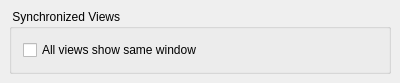
Qt form src/lay/lay/MainConfigPage2.ui (KLayout/klayout) before a commit.
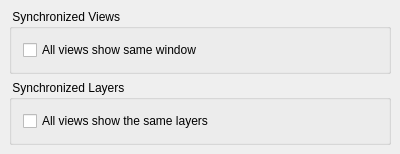
The same form after that commit.

Commit message: Expose synchronized layers in setup and manual

The edit to the form file:
```diff
--- a/src/lay/lay/MainConfigPage2.ui
+++ b/src/lay/lay/MainConfigPage2.ui
@@ -9,7 +9,7 @@
     <x>0</x>
     <y>0</y>
     <width>400</width>
-    <height>80</height>
+    <height>140</height>
    </rect>
   </property>
   <property name="windowTitle" >
@@ -44,6 +44,28 @@
      </layout>
     </widget>
    </item>
+   <item>
+    <widget class="QGroupBox" name="buttonGroupLayers" >
+     <property name="title" >
+      <string> Synchronized Layers </string>
+     </property>
+     <layout class="QGridLayout" >
+      <property name="margin" >
+       <number>11</number>
+      </property>
+      <property name="spacing" >
+       <number>6</number>
+      </property>
+      <item row="0" column="0" >
+       <widget class="QCheckBox" name="sync_layers_cbx" >
+        <property name="text" >
+         <string>All views show the same layers</string>
+        </property>
+       </widget>
+      </item>
+     </layout>
+    </widget>
+   </item>
   </layout>
  </widget>
  <layoutdefault spacing="6" margin="11" />
```
The commit also changes 2 other files.
